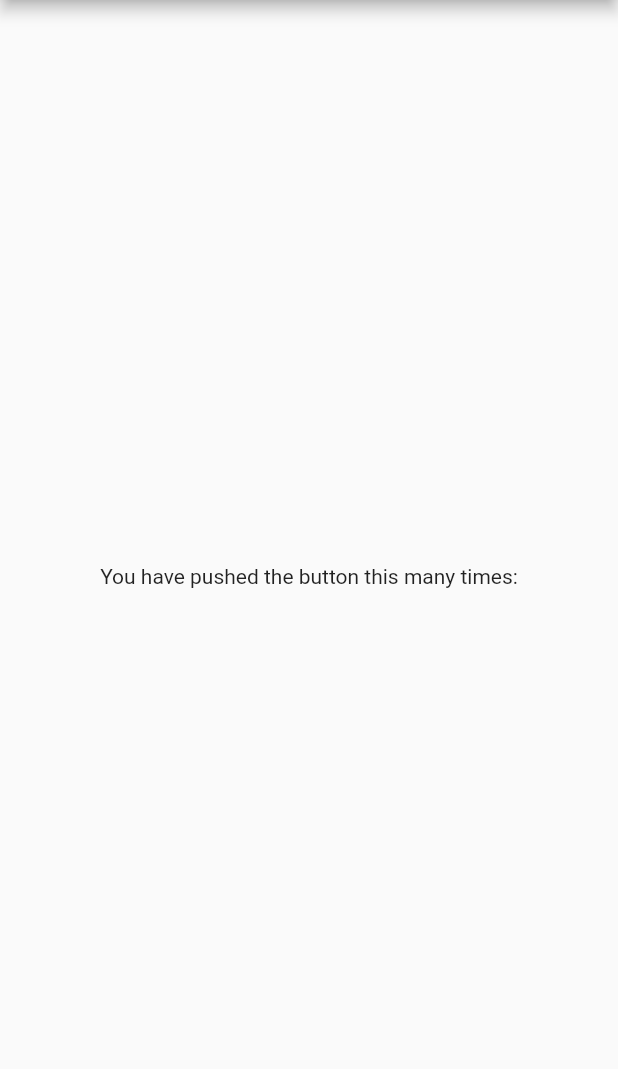
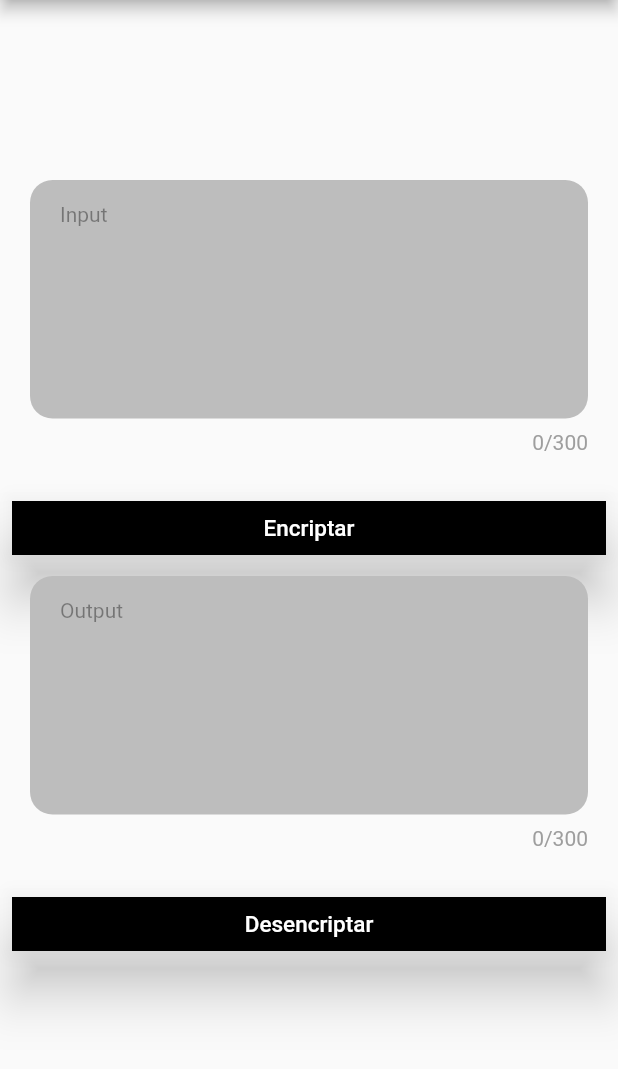
Before and after one commit to Mdandre/flutter_botan, a Flutter app: the screen it shows after launch, on a phone screen of 412 x 824 dp, the part 84-1153 px from its top. Run offline on Flutter 3.47's test engine with Material 2 defaults, Android fonts, the light colour scheme and no system bars.

Commit message:
<Feature> all functions without botan

```diff
--- a/lib/main.dart
+++ b/lib/main.dart
@@ -1,4 +1,7 @@
+import 'dart:io';
+import 'dart:async';
 import 'package:flutter/material.dart';
+import 'package:path_provider/path_provider.dart';
 
 void main() {
   runApp(const MyApp());
@@ -13,24 +16,39 @@
       theme: ThemeData(
         primarySwatch: Colors.blue,
       ),
-      home: const MyHomePage(),
+      home: MyHomePage(
+        storage: DataStorage(),
+      ),
     );
   }
 }
 
 class MyHomePage extends StatefulWidget {
-  const MyHomePage({Key? key}) : super(key: key);
-
+  const MyHomePage({Key? key, required this.storage}) : super(key: key);
+  final DataStorage storage;
   @override
   State<MyHomePage> createState() => _MyHomePageState();
 }
 
 class _MyHomePageState extends State<MyHomePage> {
-  int _counter = 0;
+  final textControllerInput = TextEditingController();
+  var textControllerOutput = TextEditingController();
+  Future<Directory?>? _appDocumentsDirectory;
 
-  void _incrementCounter() {
+  @override
+  void initState() {
+    super.initState();
+    _requestAppDocumentsDirectory();
+    widget.storage.readData().then((value) {
+      setState(() {
+        textControllerOutput.text = value;
+      });
+    });
+  }
+
+  void _requestAppDocumentsDirectory() {
     setState(() {
-      _counter++;
+      _appDocumentsDirectory = getApplicationDocumentsDirectory();
     });
   }
 
@@ -38,18 +56,126 @@
   Widget build(BuildContext context) {
     return Scaffold(
       appBar: AppBar(
-        title: Text("BOTAN"),
+        title: const Text("BOTAN"),
       ),
       body: Center(
         child: Column(
           mainAxisAlignment: MainAxisAlignment.center,
           children: <Widget>[
-            Text(
-              'You have pushed the button this many times:',
+            textBoxExtension("Input", textControllerInput, false),
+            Padding(
+              padding: const EdgeInsets.all(8.0),
+              child: SizedBox(
+                width: 400,
+                child: ElevatedButton(
+                  style: ElevatedButton.styleFrom(
+                    primary: Colors.black,
+                    shape: const ContinuousRectangleBorder(),
+                    elevation: 15,
+                  ),
+                  child: const Text(
+                    'Encriptar',
+                    style: TextStyle(fontSize: 15, color: Colors.white),
+                  ),
+                  onPressed: () {
+                    widget.storage.writeFile(textControllerInput.text);
+                  },
+                ),
+              ),
+            ),
+            textBoxExtension("Output", textControllerOutput, true),
+            Padding(
+              padding: const EdgeInsets.all(8.0),
+              child: SizedBox(
+                width: 400,
+                child: ElevatedButton(
+                  style: ElevatedButton.styleFrom(
+                    primary: Colors.black,
+                    shape: const ContinuousRectangleBorder(),
+                    elevation: 15,
+                  ),
+                  child: const Text(
+                    'Desencriptar',
+                    style: TextStyle(fontSize: 15, color: Colors.white),
+                  ),
+                  onPressed: () async {
+                    var value = await widget.storage.readData();
+                    setState(() {
+                      textControllerOutput.text = value;
+                    });
+                  },
+                ),
+              ),
             ),
           ],
         ),
       ),
     );
   }
+
+  Widget textBoxExtension(String hintText, TextEditingController textController, bool readOnly) {
+    return Container(
+      padding: const EdgeInsets.only(left: 20, right: 20, bottom: 20),
+      width: 500,
+      height: 200,
+      child: TextField(
+        readOnly: readOnly,
+        controller: textController,
+        maxLength: 300,
+        maxLines: 10,
+        style: const TextStyle(fontSize: 14, color: Colors.black),
+        buildCounter: (context, {required currentLength, required isFocused, maxLength}) {
+          return Container(
+            transform: Matrix4.translationValues(25, 0, 0),
+            child: Text(
+              "$currentLength/$maxLength",
+              style: const TextStyle(fontSize: 14, color: Colors.grey),
+            ),
+          );
+        },
+        decoration: InputDecoration(
+          counterStyle: const TextStyle(fontSize: 14, color: Colors.grey),
+          isCollapsed: true,
+          filled: true,
+          border: const UnderlineInputBorder(
+            borderRadius: BorderRadius.all(Radius.circular(15)),
+          ),
+          fillColor: Colors.grey.shade400,
+          contentPadding: const EdgeInsets.only(left: 20, right: 25, top: 15, bottom: 10),
+          hintMaxLines: 3,
+          hintText: hintText,
+          hintStyle: TextStyle(
+            color: Colors.black38,
+            fontSize: 14,
+          ),
+        ),
+      ),
+    );
+  }
 }
+
+class DataStorage {
+  Future<File> get _localFile async {
+    final Directory directory = await getApplicationDocumentsDirectory();
+    final path = directory.path;
+    return File('$path/data.txt').create(recursive: true);
+  }
+
+  Future<File> writeFile(String textInFile) async {
+    final file = await _localFile;
+    // Write the file
+    return file.writeAsString(textInFile);
+  }
+
+  Future<String> readData() async {
+    try {
+      final file = await _localFile;
+      // Read the file
+      final contents = await file.readAsString();
+      return contents;
+    } catch (e) {
+      // If encountering an error, return 0
+      return "null";
+    }
+  }
+}
--- a/pubspec.yaml
+++ b/pubspec.yaml
@@ -34,6 +34,7 @@ dependencies:
   # The following adds the Cupertino Icons font to your application.
   # Use with the CupertinoIcons class for iOS style icons.
   cupertino_icons: ^1.0.2
+  path_provider: ^2.0.10
 
 dev_dependencies:
   flutter_test:
```
Also changed, not shown: pubspec.lock, 14 other files.
